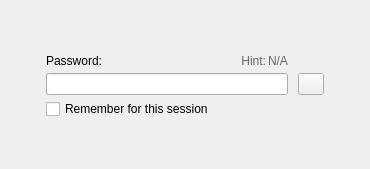
Old version of the form src/ui/WizUserCipherForm.ui in the repository WizTeam/WizQTClient.
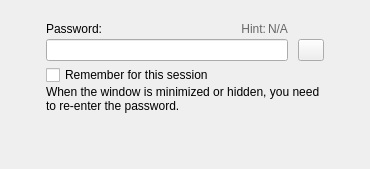
New version of the form. Custom widgets are drawn as their Qt base class.

Commit message: 密码提示

What changed in the file:
```diff
--- a/src/ui/WizUserCipherForm.ui
+++ b/src/ui/WizUserCipherForm.ui
@@ -180,6 +180,29 @@
        </item>
       </layout>
      </item>
+     <item>
+      <widget class="QLabel" name="label_3">
+       <property name="text">
+        <string>When the window is minimized or hidden, you need to re-enter the password.</string>
+       </property>
+       <property name="wordWrap">
+        <bool>true</bool>
+       </property>
+      </widget>
+     </item>
+     <item>
+      <spacer name="verticalSpacer_4">
+       <property name="orientation">
+        <enum>Qt::Vertical</enum>
+       </property>
+       <property name="sizeHint" stdset="0">
+        <size>
+         <width>20</width>
+         <height>40</height>
+        </size>
+       </property>
+      </spacer>
+     </item>
      <item>
       <spacer name="verticalSpacer_2">
        <property name="orientation">
```
The commit also changes 2 other files.
